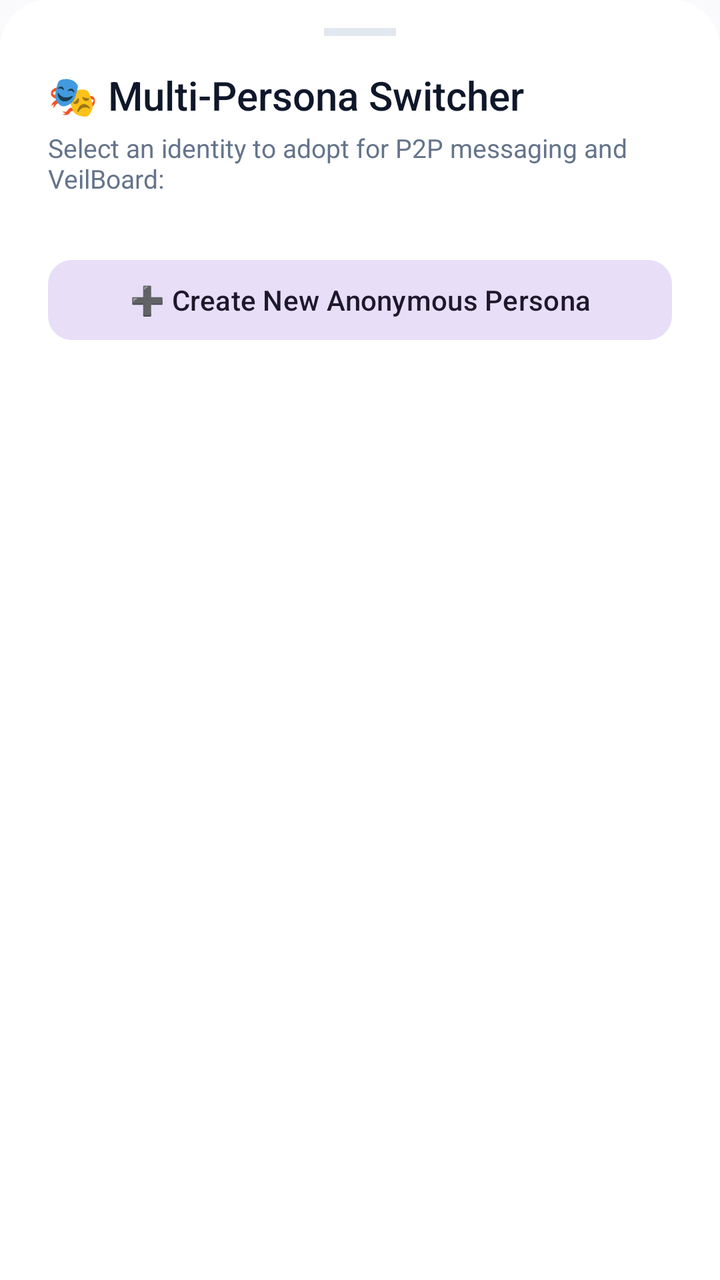
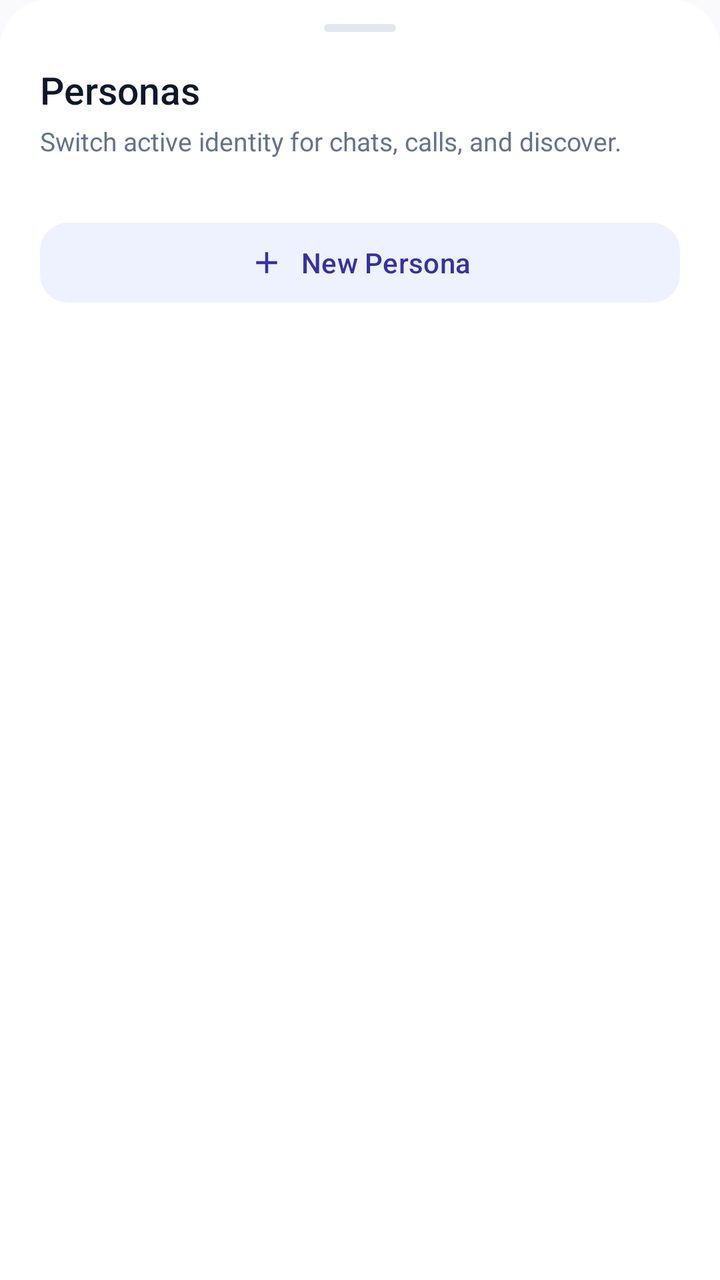

Screens rendered from an Android XML layout before and after an edit, with the pre-edit source and the edit as a unified diff.
<!-- AndroidManifest.xml: application theme Theme.VEIL -->
<!-- res/layout/dialog_persona_switcher_sheet.xml -->
<?xml version="1.0" encoding="utf-8"?>
<LinearLayout xmlns:android="http://schemas.android.com/apk/res/android"
    xmlns:app="http://schemas.android.com/apk/res-auto"
    android:layout_width="match_parent"
    android:layout_height="wrap_content"
    android:orientation="vertical"
    android:background="@drawable/bottom_sheet_background"
    android:paddingStart="24dp"
    android:paddingEnd="24dp"
    android:paddingTop="14dp"
    android:paddingBottom="28dp">

    
    <View
        android:layout_width="36dp"
        android:layout_height="4dp"
        android:background="@color/colorOutline"
        android:layout_gravity="center_horizontal"
        android:layout_marginBottom="16dp" />

    <TextView
        android:layout_width="wrap_content"
        android:layout_height="wrap_content"
        android:text="🎭 Multi-Persona Switcher"
        android:textColor="@color/textPrimary"
        android:textSize="20sp"
        android:fontFamily="sans-serif-medium"
        android:layout_marginBottom="4dp" />

    <TextView
        android:layout_width="wrap_content"
        android:layout_height="wrap_content"
        android:text="Select an identity to adopt for P2P messaging and VeilBoard:"
        android:textColor="@color/textSecondary"
        android:textSize="13sp"
        android:layout_marginBottom="16dp" />

    <androidx.core.widget.NestedScrollView
        android:layout_width="match_parent"
        android:layout_height="wrap_content"
        android:maxHeight="320dp">

        <LinearLayout
            android:id="@+id/personaListContainer"
            android:layout_width="match_parent"
            android:layout_height="wrap_content"
            android:orientation="vertical" />
    </androidx.core.widget.NestedScrollView>

    <com.google.android.material.button.MaterialButton
        android:id="@+id/btnAddNewPersona"
        style="@style/Widget.Material3.Button.TonalButton"
        android:layout_width="match_parent"
        android:layout_height="48dp"
        android:layout_marginTop="12dp"
        android:text="➕ Create New Anonymous Persona"
        app:cornerRadius="12dp" />

</LinearLayout>
<!-- resources referenced by this layout -->
<resources>
  <color name="textPrimary">#0F172A</color>
  <style name="Base.Theme.VEIL" parent="Theme.Material3.DayNight.NoActionBar">
          <item name="android:statusBarColor">@android:color/transparent</item>
          <item name="android:navigationBarColor">@android:color/transparent</item>
          <item name="android:windowLightStatusBar" tools:targetApi="m">true</item>
          <item name="colorPrimary">@color/colorPrimary</item>
          <item name="colorOnPrimary">@color/colorOnPrimary</item>
          <item name="colorPrimaryContainer">@color/colorPrimaryContainer</item>
          <item name="colorOnPrimaryContainer">@color/colorOnPrimaryContainer</item>
          <item name="colorSurface">@color/colorSurface</item>
          <item name="colorSurfaceVariant">@color/colorSurfaceVariant</item>
          <item name="colorOutline">@color/colorOutline</item>
          <item name="android:colorBackground">@color/colorBackground</item>
          <item name="bottomSheetDialogTheme">@style/ModernBottomSheetDialogTheme</item>
      </style>
  <!-- unchanged entries left out for length: 13 -->
</resources>

<!-- the commit's change to res/layout/dialog_persona_switcher_sheet.xml (unified diff, before → after) -->
@@ -3,42 +3,60 @@
     xmlns:app="http://schemas.android.com/apk/res-auto"
     android:layout_width="match_parent"
     android:layout_height="wrap_content"
+    android:background="@drawable/bottom_sheet_background"
     android:orientation="vertical"
-    android:background="@drawable/bottom_sheet_background"
-    android:paddingStart="24dp"
-    android:paddingEnd="24dp"
-    android:paddingTop="14dp"
-    android:paddingBottom="28dp">
+    android:paddingStart="20dp"
+    android:paddingTop="12dp"
+    android:paddingEnd="20dp"
+    android:paddingBottom="24dp">
 
     
     <View
         android:layout_width="36dp"
         android:layout_height="4dp"
-        android:background="@color/colorOutline"
         android:layout_gravity="center_horizontal"
-        android:layout_marginBottom="16dp" />
+        android:layout_marginBottom="16dp"
+        android:background="@drawable/bg_persona_drag_handle" />
+
+    
+    <LinearLayout
+        android:layout_width="match_parent"
+        android:layout_height="wrap_content"
+        android:layout_marginBottom="4dp"
+        android:gravity="center_vertical"
+        android:orientation="horizontal">
+
+        <TextView
+            android:layout_width="0dp"
+            android:layout_height="wrap_content"
+            android:layout_weight="1"
+            android:fontFamily="sans-serif-medium"
+            android:text="Personas"
+            android:textColor="@color/textPrimary"
+            android:textSize="19sp" />
+
+        <TextView
+            android:id="@+id/tvPersonaSlotCount"
+            android:layout_width="wrap_content"
+            android:layout_height="wrap_content"
+            android:fontFamily="sans-serif-medium"
+            android:textColor="@color/textTertiary"
+            android:textSize="12sp" />
+    </LinearLayout>
 
     <TextView
         android:layout_width="wrap_content"
         android:layout_height="wrap_content"
-        android:text="🎭 Multi-Persona Switcher"
-        android:textColor="@color/textPrimary"
-        android:textSize="20sp"
-        android:fontFamily="sans-serif-medium"
-        android:layout_marginBottom="4dp" />
-
-    <TextView
-        android:layout_width="wrap_content"
-        android:layout_height="wrap_content"
-        android:text="Select an identity to adopt for P2P messaging and VeilBoard:"
+        android:layout_marginBottom="16dp"
+        android:text="Switch active identity for chats, calls, and discover."
         android:textColor="@color/textSecondary"
-        android:textSize="13sp"
-        android:layout_marginBottom="16dp" />
+        android:textSize="13sp" />
 
     <androidx.core.widget.NestedScrollView
         android:layout_width="match_parent"
         android:layout_height="wrap_content"
-        android:maxHeight="320dp">
+        android:maxHeight="360dp"
+        android:overScrollMode="never">
 
         <LinearLayout
             android:id="@+id/personaListContainer"
@@ -53,7 +71,13 @@
         android:layout_width="match_parent"
         android:layout_height="48dp"
         android:layout_marginTop="12dp"
-        android:text="➕ Create New Anonymous Persona"
-        app:cornerRadius="12dp" />
+        android:fontFamily="sans-serif-medium"
+        android:text="New Persona"
+        android:textSize="14sp"
+        app:cornerRadius="14dp"
+        app:icon="@drawable/ic_add"
+        app:iconGravity="textStart"
+        app:iconPadding="8dp"
+        app:iconSize="18dp" />
 
 </LinearLayout>
<!-- resource entries referenced after the edit -->
@@ -1,6 +1,25 @@
 <!-- resources referenced by this layout -->
 <resources>
   <color name="textPrimary">#0F172A</color>
+  <color name="textTertiary">#94A3B8</color>
+  <!-- drawable bg_persona_drag_handle (drawable) -->
+  <?xml version="1.0" encoding="utf-8"?>
+  <shape xmlns:android="http://schemas.android.com/apk/res/android"
+      android:shape="rectangle">
+      <solid android:color="@color/colorOutline" />
+      <corners android:radius="2dp" />
+  </shape>
+  <!-- drawable ic_add (drawable) -->
+  <vector xmlns:android="http://schemas.android.com/apk/res/android"
+      android:width="24dp"
+      android:height="24dp"
+      android:viewportWidth="24"
+      android:viewportHeight="24">
+      <path
+          android:fillColor="@color/text_primary"
+          android:pathData="M19,13h-6v6h-2v-6H5v-2h6V5h2v6h6v2z"/>
+  </vector>
+  <color name="text_primary">#0F172A</color>
   <style name="Base.Theme.VEIL" parent="Theme.Material3.DayNight.NoActionBar">
           <item name="android:statusBarColor">@android:color/transparent</item>
           <item name="android:navigationBarColor">@android:color/transparent</item>
@@ -9,12 +28,46 @@
           <item name="colorOnPrimary">@color/colorOnPrimary</item>
           <item name="colorPrimaryContainer">@color/colorPrimaryContainer</item>
           <item name="colorOnPrimaryContainer">@color/colorOnPrimaryContainer</item>
+          <item name="colorSecondary">@color/colorSecondary</item>
+          <item name="colorOnSecondary">@color/colorOnSecondary</item>
+          <item name="colorSecondaryContainer">@color/colorSecondaryContainer</item>
+          <item name="colorOnSecondaryContainer">@color/colorOnSecondaryContainer</item>
+          <item name="colorTertiary">@color/colorTertiary</item>
+          <item name="colorOnTertiary">@color/colorOnTertiary</item>
+          <item name="colorTertiaryContainer">@color/colorTertiaryContainer</item>
+          <item name="colorOnTertiaryContainer">@color/colorOnTertiaryContainer</item>
           <item name="colorSurface">@color/colorSurface</item>
+          <item name="colorOnSurface">@color/colorOnSurface</item>
           <item name="colorSurfaceVariant">@color/colorSurfaceVariant</item>
+          <item name="colorOnSurfaceVariant">@color/colorOnSurfaceVariant</item>
+          <item name="colorSurfaceDim">@color/colorSurfaceDim</item>
+          <item name="colorSurfaceBright">@color/colorSurfaceBright</item>
+          <item name="colorSurfaceContainerLowest">@color/colorSurfaceContainerLowest</item>
+          <item name="colorSurfaceContainerLow">@color/colorSurfaceContainerLow</item>
+          <item name="colorSurfaceContainer">@color/colorSurfaceContainer</item>
+          <item name="colorSurfaceContainerHigh">@color/colorSurfaceContainerHigh</item>
+          <item name="colorSurfaceContainerHighest">@color/colorSurfaceContainerHighest</item>
           <item name="colorOutline">@color/colorOutline</item>
           <item name="android:colorBackground">@color/colorBackground</item>
           <item name="bottomSheetDialogTheme">@style/ModernBottomSheetDialogTheme</item>
       </style>
+  <color name="colorSecondary">#0D9488</color>
+  <color name="colorOnSecondary">#FFFFFF</color>
+  <color name="colorSecondaryContainer">#EEF2FF</color>
+  <color name="colorOnSecondaryContainer">#3730A3</color>
+  <color name="colorTertiary">#06B6D4</color>
+  <color name="colorOnTertiary">#FFFFFF</color>
+  <color name="colorTertiaryContainer">#ECFEFF</color>
+  <color name="colorOnTertiaryContainer">#155E75</color>
+  <color name="colorOnSurface">#0F172A</color>
+  <color name="colorOnSurfaceVariant">#475569</color>
+  <color name="colorSurfaceDim">#E2E8F0</color>
+  <color name="colorSurfaceBright">#FFFFFF</color>
+  <color name="colorSurfaceContainerLowest">#FFFFFF</color>
+  <color name="colorSurfaceContainerLow">#F8FAFC</color>
+  <color name="colorSurfaceContainer">#F1F5F9</color>
+  <color name="colorSurfaceContainerHigh">#E2E8F0</color>
+  <color name="colorSurfaceContainerHighest">#CBD5E1</color>
   <!-- unchanged entries left out for length: 13 -->
 </resources>
 
